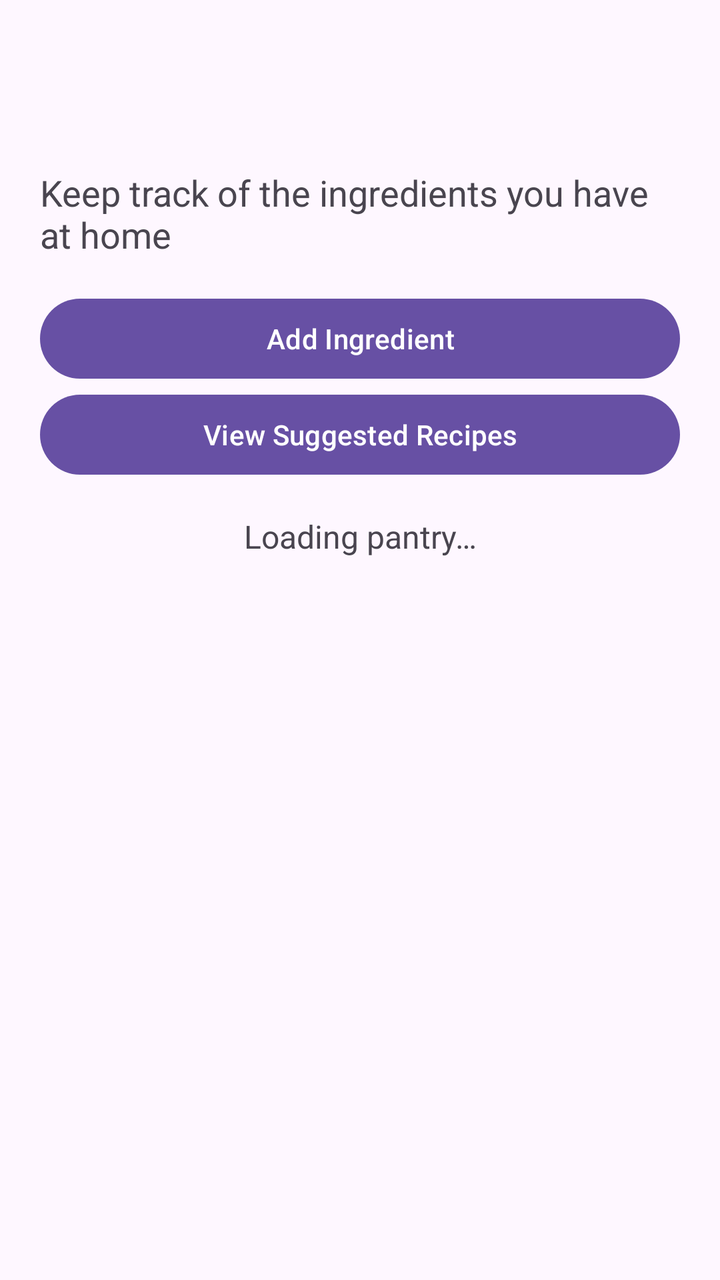
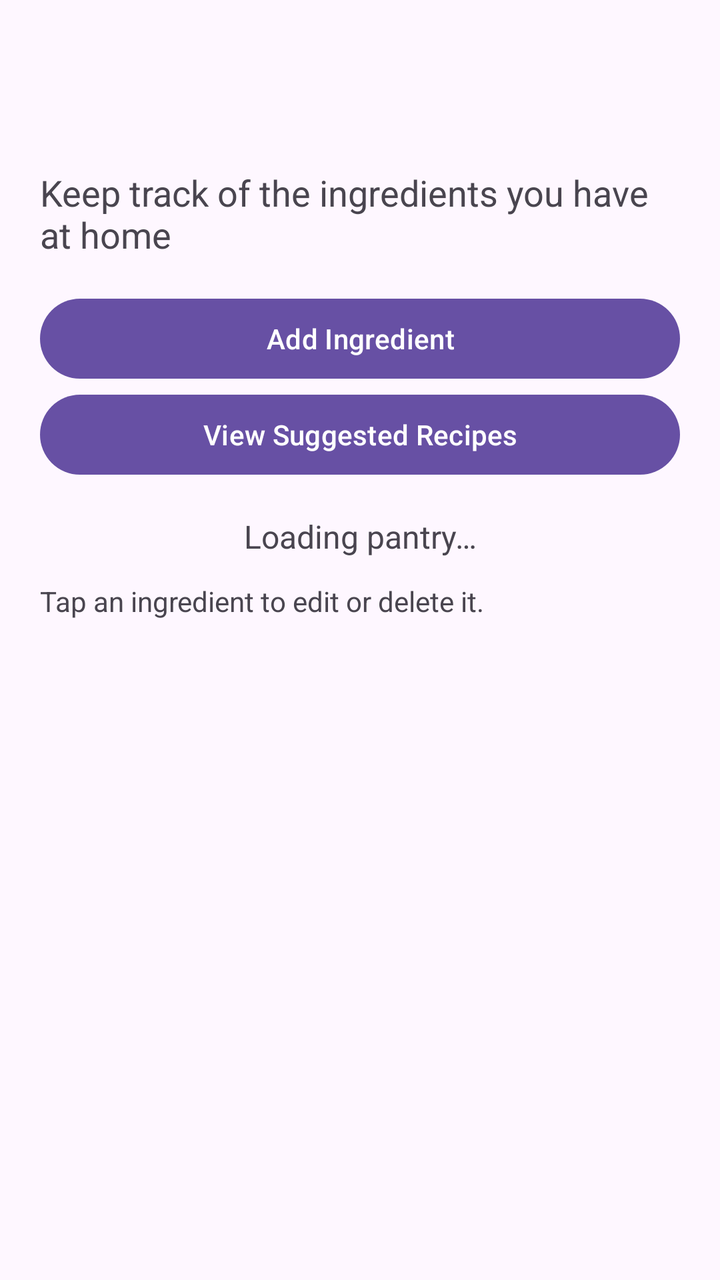

Compare the two renders of this Android layout. The source of the first and the diff that turns it into the second are given below.
<!-- AndroidManifest.xml: application theme Theme.MyPantryManage -->
<!-- res/layout/activity_main.xml -->
<?xml version="1.0" encoding="utf-8"?>
<LinearLayout
    xmlns:android = "http://schemas.android.com/apk/res/android"
    android:id=  "@+id/main"
    android:layout_width= "match_parent"
    android:layout_height= "match_parent"
    android:orientation =   "vertical">

    
    <include layout= "@layout/view_toolbar" />
    
    <LinearLayout
        android:layout_width=  "match_parent"
        android:layout_height= "0dp"
        android:layout_weight  = "1"
        android:orientation=  "vertical"
        android:padding = "20dp">


        
        <TextView
            android:layout_width= "match_parent"
            android:layout_height  = "wrap_content"
            android:text= "@string/pantry_intro"
            android:textSize=  "18sp" />



        
        <Button
            android:id   = "@+id/button_add_ingredient"
            android:layout_width=  "match_parent"
            android:layout_height = "wrap_content"
            android:layout_marginTop=   "16dp"
            android:text=  "@string/add_ingredient" />


        
        <Button
            android:id  = "@+id/button_view_suggestions"
            android:layout_width   = "match_parent"
            android:layout_height=  "wrap_content"
            android:text = "@string/view_suggestions" />


        
        <TextView
            android:id=   "@+id/text_pantry_status"
            android:layout_width= "match_parent"
            android:layout_height   = "wrap_content"
            android:layout_marginTop= "16dp"
            android:gravity =  "center"
            android:text=   "@string/pantry_loading"
            android:textSize = "16sp" />
        
        <Button
            android:id=  "@+id/button_retry_pantry"
            android:layout_width = "wrap_content"
            android:layout_height=   "wrap_content"
            android:layout_gravity = "center_horizontal"
            android:text   = "@string/retry"
            android:visibility= "gone" />
        
        <ListView
            android:id   =  "@+id/list_pantry"
            android:layout_width= "match_parent"
            android:layout_height =  "0dp"
            android:layout_weight= "1"
            android:layout_marginTop   = "12dp"
            android:visibility =   "gone" />
    </LinearLayout>



</LinearLayout>
<!-- res/layout/view_toolbar.xml (included above) -->
<?xml version = "1.0"  encoding=   "utf-8"?>
<androidx.appcompat.widget.Toolbar
    xmlns:android =   "http://schemas.android.com/apk/res/android"

    android:id= "@+id/toolbar"
    android:layout_width     = "match_parent"
    android:layout_height=    "?attr/actionBarSize"
    android:background = "?attr/colorSurface" />
<!-- resources referenced by this layout -->
<resources>
  <string name="add_ingredient">Add Ingredient</string>
  <string name="pantry_intro">Keep track of the ingredients you have at home</string>
  <string name="pantry_loading">Loading pantry…</string>
  <string name="retry">Retry</string>
  <string name="view_suggestions">View Suggested Recipes</string>
  <style name="Theme.MyPantryManage" parent="Base.Theme.MyPantryManage" />
  <style name="Base.Theme.MyPantryManage" parent="Theme.Material3.DayNight.NoActionBar">
          
          
      </style>
</resources>

<!-- the commit's change to res/layout/activity_main.xml (unified diff, before → after) -->
@@ -1,28 +1,25 @@
 <?xml version="1.0" encoding="utf-8"?>
 <LinearLayout
-    xmlns:android = "http://schemas.android.com/apk/res/android"
-    android:id=  "@+id/main"
-    android:layout_width= "match_parent"
-    android:layout_height= "match_parent"
-    android:orientation =   "vertical">
-
+    xmlns:android =  "http://schemas.android.com/apk/res/android"
+    android:id= "@+id/main"
+    android:layout_width = "match_parent"
+    android:layout_height=   "match_parent"
+    android:orientation =  "vertical">
     
     <include layout= "@layout/view_toolbar" />
     
     <LinearLayout
-        android:layout_width=  "match_parent"
+        android:layout_width = "match_parent"
         android:layout_height= "0dp"
         android:layout_weight  = "1"
-        android:orientation=  "vertical"
+        android:orientation=   "vertical"
         android:padding = "20dp">
-
-
         
         <TextView
             android:layout_width= "match_parent"
             android:layout_height  = "wrap_content"
-            android:text= "@string/pantry_intro"
-            android:textSize=  "18sp" />
+            android:text =  "@string/pantry_intro"
+            android:textSize= "18sp" />
 
 
 
@@ -31,46 +28,57 @@
             android:id   = "@+id/button_add_ingredient"
             android:layout_width=  "match_parent"
             android:layout_height = "wrap_content"
-            android:layout_marginTop=   "16dp"
-            android:text=  "@string/add_ingredient" />
+            android:layout_marginTop= "16dp"
+            android:text  = "@string/add_ingredient" />
 
 
         
         <Button
-            android:id  = "@+id/button_view_suggestions"
+            android:id = "@+id/button_view_suggestions"
             android:layout_width   = "match_parent"
             android:layout_height=  "wrap_content"
-            android:text = "@string/view_suggestions" />
+            android:text=   "@string/view_suggestions" />
 
 
         
         <TextView
             android:id=   "@+id/text_pantry_status"
             android:layout_width= "match_parent"
-            android:layout_height   = "wrap_content"
+            android:layout_height  = "wrap_content"
             android:layout_marginTop= "16dp"
             android:gravity =  "center"
             android:text=   "@string/pantry_loading"
             android:textSize = "16sp" />
+
         
+
         <Button
             android:id=  "@+id/button_retry_pantry"
-            android:layout_width = "wrap_content"
+            android:layout_width= "wrap_content"
             android:layout_height=   "wrap_content"
             android:layout_gravity = "center_horizontal"
             android:text   = "@string/retry"
             android:visibility= "gone" />
+
+
+        
+        <TextView
+            android:layout_width= "match_parent"
+            android:layout_height=  "wrap_content"
+            android:layout_marginTop=   "12dp"
+            android:text =  "@string/pantry_edit_hint" />
+
+
         
         <ListView
-            android:id   =  "@+id/list_pantry"
-            android:layout_width= "match_parent"
-            android:layout_height =  "0dp"
+            android:id= "@+id/list_pantry"
+            android:layout_width=  "match_parent"
+            android:layout_height= "0dp"
             android:layout_weight= "1"
             android:layout_marginTop   = "12dp"
             android:visibility =   "gone" />
+
     </LinearLayout>
-
-
 
 </LinearLayout>
 <!-- res/layout/view_toolbar.xml (included above) -->
<!-- resource entries referenced after the edit -->
@@ -1,6 +1,7 @@
 <!-- resources referenced by this layout -->
 <resources>
   <string name="add_ingredient">Add Ingredient</string>
+  <string name="pantry_edit_hint">Tap an ingredient to edit or delete it.</string>
   <string name="pantry_intro">Keep track of the ingredients you have at home</string>
   <string name="pantry_loading">Loading pantry…</string>
   <string name="retry">Retry</string>
